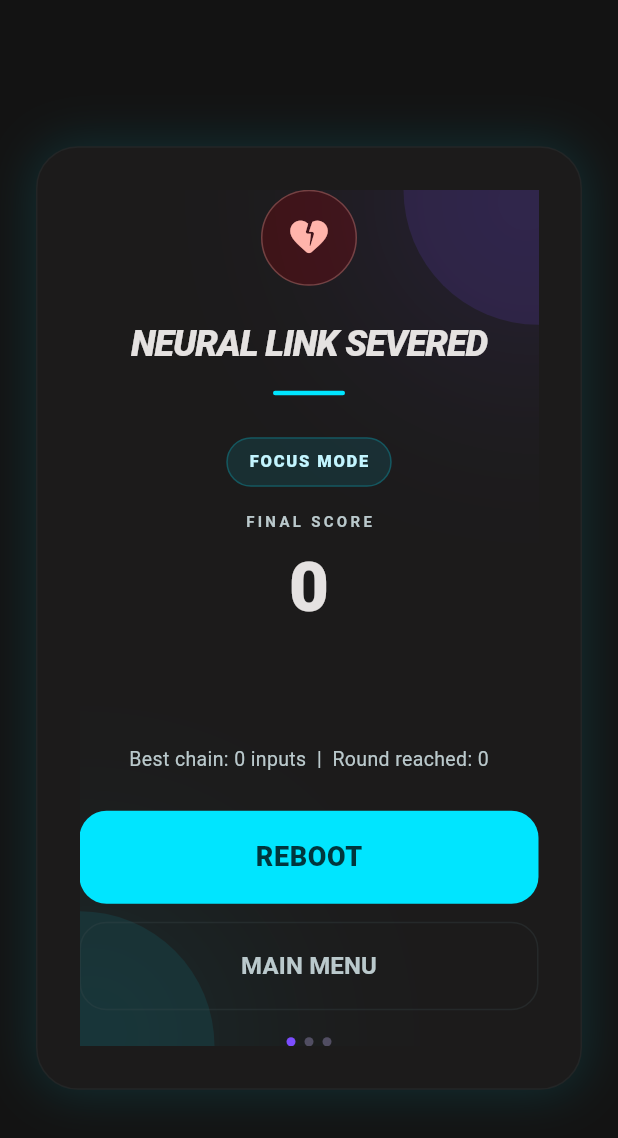
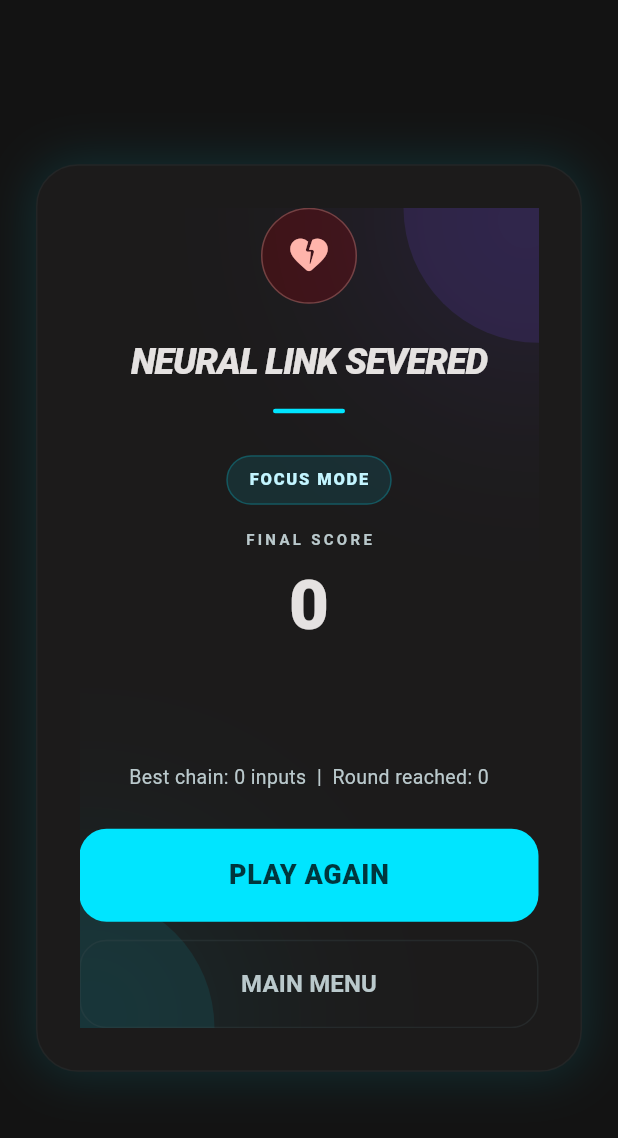
Before and after one commit to ansobai/CMPE408-simon-says, a Flutter app: the GameOverDialog widget shown alone on an empty page, opened directly with empty values, on a phone screen of 412 x 824 dp. Shown: the top 1138 px of the screen. Run offline on Flutter 3.47's test engine with Material 3 defaults, Android fonts, the phone set to English and light mode, and no system bars; our stand-ins replace audioplayers.

Commit message:
game over card update

```diff
--- a/lib/main.dart
+++ b/lib/main.dart
@@ -2890,7 +2890,7 @@ class GameOverDialog extends StatelessWidget {
                       ),
                     ),
                     child: const Text(
-                      'REBOOT',
+                      'PLAY AGAIN',
                       style: TextStyle(
                         fontSize: 18,
                         fontWeight: FontWeight.w800,
@@ -2923,17 +2923,6 @@ class GameOverDialog extends StatelessWidget {
                     ),
                   ),
                 ),
-                const SizedBox(height: 18),
-                Row(
-                  mainAxisAlignment: MainAxisAlignment.center,
-                  children: const [
-                    _TinyPulse(active: true),
-                    SizedBox(width: 6),
-                    _TinyPulse(active: false),
-                    SizedBox(width: 6),
-                    _TinyPulse(active: false),
-                  ],
-                ),
               ],
             ),
           ],
@@ -3151,26 +3140,6 @@ class _DotGridPainter extends CustomPainter {
   bool shouldRepaint(covariant CustomPainter oldDelegate) => false;
 }
 
-class _TinyPulse extends StatelessWidget {
-  const _TinyPulse({required this.active});
-
-  final bool active;
-
-  @override
-  Widget build(BuildContext context) {
-    return Container(
-      width: 6,
-      height: 6,
-      decoration: BoxDecoration(
-        color: active
-            ? NeuralTheme.secondary
-            : NeuralTheme.secondarySoft.withValues(alpha: 0.30),
-        shape: BoxShape.circle,
-      ),
-    );
-  }
-}
-
 String _formatNumber(int value) {
   final String digits = value.toString();
   final StringBuffer buffer = StringBuffer();
```
